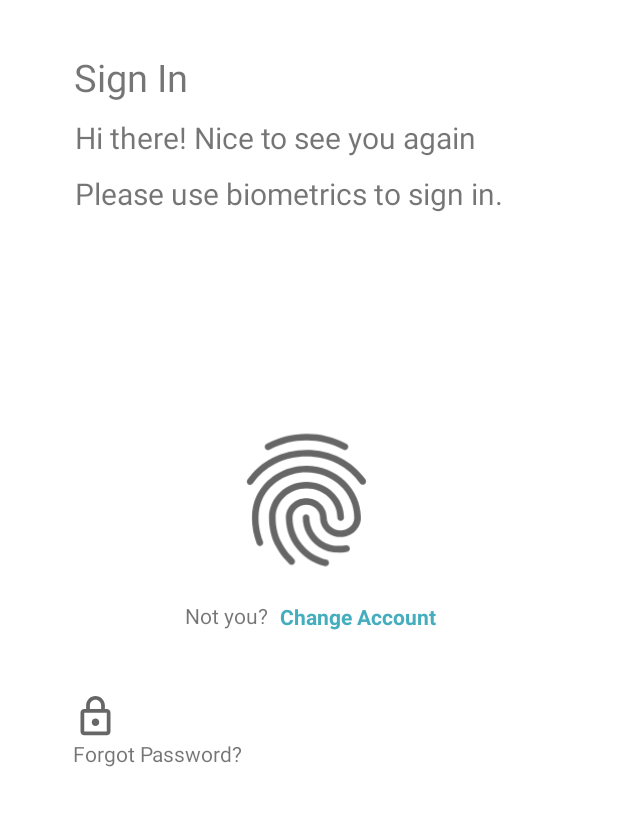
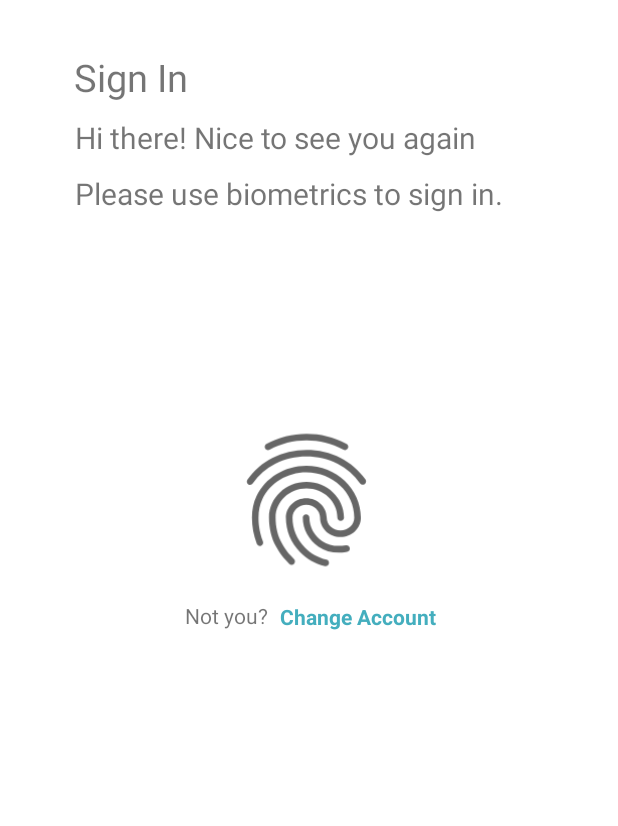
Before and after one commit to dosodrac/splitsy_project2021, an Android app: the layout biometric_sign_in.xml on its own in the app's theme, with its tools: preview values and no code run, on a phone screen of 412 x 824 dp, the part 355-1181 px from its top. Run offline under Robolectric (Android 15) with nearby library versions, the phone set to English and light mode, and no system bars.

Commit message:
ID fixes.

```diff
--- a/app/src/main/res/layout/activity_main.xml
+++ b/app/src/main/res/layout/activity_main.xml
@@ -194,11 +194,11 @@
         app:layout_constraintEnd_toEndOf="parent"
         app:layout_constraintHorizontal_bias="0.881"
         app:layout_constraintStart_toStartOf="parent"
-        app:layout_constraintTop_toBottomOf="@+id/imageView4"
+        app:layout_constraintTop_toBottomOf="@+id/signInImage"
         app:layout_constraintVertical_bias="0.04" />
 
     <ImageView
-        android:id="@+id/imageView4"
+        android:id="@+id/signInImage"
         android:layout_width="30dp"
         android:layout_height="30dp"
         app:layout_constraintBottom_toBottomOf="parent"
--- a/app/src/main/res/layout/biometric_sign_in.xml
+++ b/app/src/main/res/layout/biometric_sign_in.xml
@@ -99,30 +99,4 @@
         app:layout_constraintTop_toBottomOf="@+id/fingerprintImage"
         app:layout_constraintVertical_bias="0.064" />
 
-    <TextView
-        android:id="@+id/forgotText"
-        android:layout_width="wrap_content"
-        android:layout_height="wrap_content"
-        android:layout_marginBottom="88dp"
-        android:text="@string/forgot_password"
-        app:layout_constraintBottom_toBottomOf="parent"
-        app:layout_constraintEnd_toEndOf="parent"
-        app:layout_constraintHorizontal_bias="0.164"
-        app:layout_constraintStart_toStartOf="parent"
-        app:layout_constraintTop_toBottomOf="@+id/forgotPasswordImage"
-        app:layout_constraintVertical_bias="0.0" />
-
-    <ImageView
-        android:id="@+id/forgotPasswordImage"
-        android:layout_width="30dp"
-        android:layout_height="30dp"
-        android:contentDescription="@string/todo"
-        app:layout_constraintBottom_toBottomOf="parent"
-        app:layout_constraintEnd_toEndOf="parent"
-        app:layout_constraintHorizontal_bias="0.128"
-        app:layout_constraintStart_toStartOf="parent"
-        app:layout_constraintTop_toBottomOf="@+id/fingerprintImage"
-        app:layout_constraintVertical_bias="0.438"
-        app:srcCompat="@drawable/ic_outline_lock" />
-
 </androidx.constraintlayout.widget.ConstraintLayout>
--- a/app/src/main/res/layout/check_items.xml
+++ b/app/src/main/res/layout/check_items.xml
@@ -102,7 +102,7 @@
             android:text="" />
 
         <ImageView
-            android:id="@+id/editList"
+            android:id="@+id/editListIcon"
             android:layout_width="40dp"
             android:layout_height="wrap_content"
             android:visibility="invisible"
--- a/app/src/main/res/layout/scan_your_receipt.xml
+++ b/app/src/main/res/layout/scan_your_receipt.xml
@@ -31,12 +31,12 @@
         app:layout_constraintBottom_toBottomOf="parent"
         app:layout_constraintEnd_toEndOf="parent"
         app:layout_constraintHorizontal_bias="0.108"
-        app:layout_constraintStart_toEndOf="@+id/imageView5"
+        app:layout_constraintStart_toEndOf="@+id/photoImage"
         app:layout_constraintTop_toBottomOf="@+id/scanYourReceiptText"
         app:layout_constraintVertical_bias="0.02" />
 
     <ImageView
-        android:id="@+id/imageView5"
+        android:id="@+id/photoImage"
         android:layout_width="50dp"
         android:layout_height="50dp"
         android:layout_marginTop="20dp"
@@ -59,7 +59,7 @@
         app:layout_constraintEnd_toEndOf="parent"
         app:layout_constraintHorizontal_bias="0.191"
         app:layout_constraintStart_toStartOf="parent"
-        app:layout_constraintTop_toBottomOf="@+id/imageView5"
+        app:layout_constraintTop_toBottomOf="@+id/photoImage"
         app:layout_constraintVertical_bias="0.0" />
 
     <TextView
--- a/app/src/main/res/layout/share_code.xml
+++ b/app/src/main/res/layout/share_code.xml
@@ -51,7 +51,7 @@
         app:layout_constraintVertical_bias="0.087" />
 
     <ImageView
-        android:id="@+id/imageView3"
+        android:id="@+id/QRCodeImage"
         android:layout_width="150dp"
         android:layout_height="150dp"
         android:contentDescription="@string/qr_code"
@@ -78,7 +78,7 @@
         app:layout_constraintEnd_toEndOf="parent"
         app:layout_constraintHorizontal_bias="0.5"
         app:layout_constraintStart_toStartOf="parent"
-        app:layout_constraintTop_toBottomOf="@+id/imageView3"
+        app:layout_constraintTop_toBottomOf="@+id/QRCodeImage"
         app:layout_constraintVertical_bias="0.207" />
 
 </androidx.constraintlayout.widget.ConstraintLayout>
```
